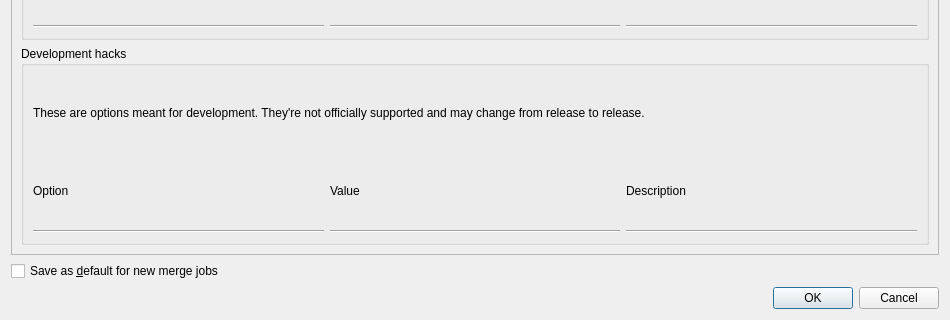
Old version of the form src/mkvtoolnix-gui/forms/merge/additional_command_line_options_dialog.ui in the repository jpsdr/MKVToolnix-Windows-7; both pictures show x 0 to 950 and y 210 to 530 of the 950 by 530 pixel window.
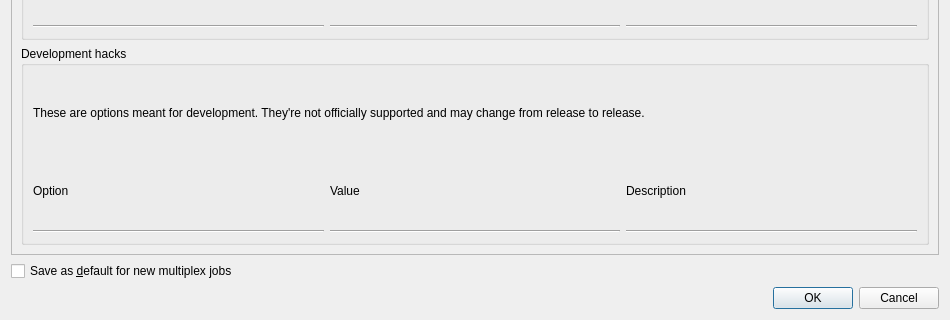
New version of the form.

Commit message: all programs: consistently use "multiplex" instead of "merge"

The edit to the form file:
```diff
--- a/src/mkvtoolnix-gui/forms/merge/additional_command_line_options_dialog.ui
+++ b/src/mkvtoolnix-gui/forms/merge/additional_command_line_options_dialog.ui
@@ -189,7 +189,7 @@
    <item>
     <widget class="QCheckBox" name="cbSaveAsDefault">
      <property name="text">
-      <string>Save as &amp;default for new merge jobs</string>
+      <string>Save as &amp;default for new multiplex jobs</string>
      </property>
     </widget>
    </item>
```
The commit also changes 16 other files.
